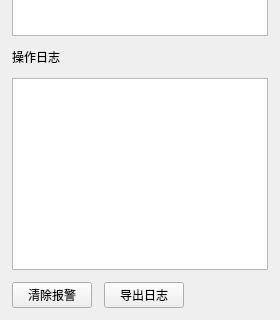
Old version of the form zrcs_gui/resources/ui/alarm_panel.ui in the repository jadenzhangrobot/zrcs; both pictures show x 0 to 280 and y 206 to 526 of the 280 by 526 pixel window.
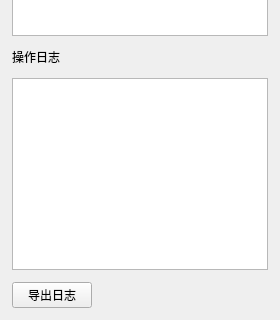
New version of the form.

Patch:
```diff
--- a/zrcs_gui/resources/ui/alarm_panel.ui
+++ b/zrcs_gui/resources/ui/alarm_panel.ui
@@ -47,13 +47,6 @@
    </item>
    <item>
     <layout class="QHBoxLayout" name="buttonLayout">
-     <item>
-      <widget class="QPushButton" name="clearAlarmsBtn">
-       <property name="text">
-        <string>清除报警</string>
-       </property>
-      </widget>
-     </item>
      <item>
       <widget class="QPushButton" name="exportLogBtn">
        <property name="text">
```
